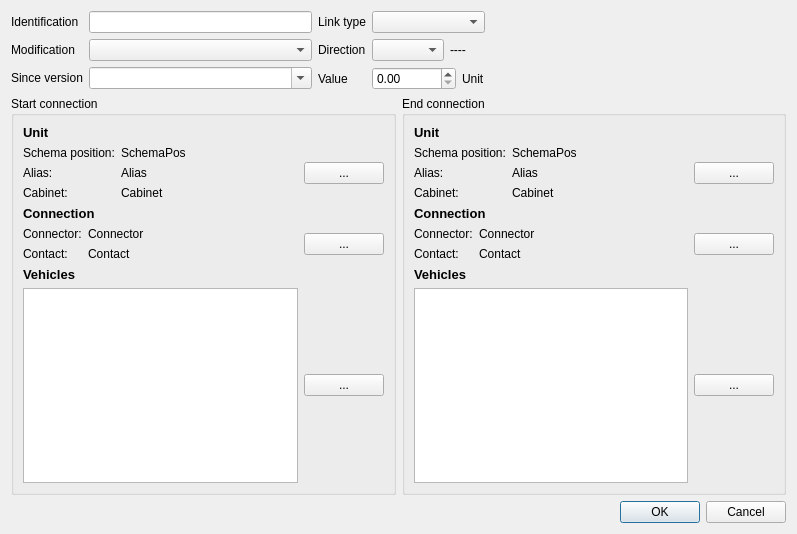
Old version of the form src/mdttools/mdttesttool/mdtcablelist/mdtClUnitLinkDialog.ui in the repository scandyna/multidiagtools.
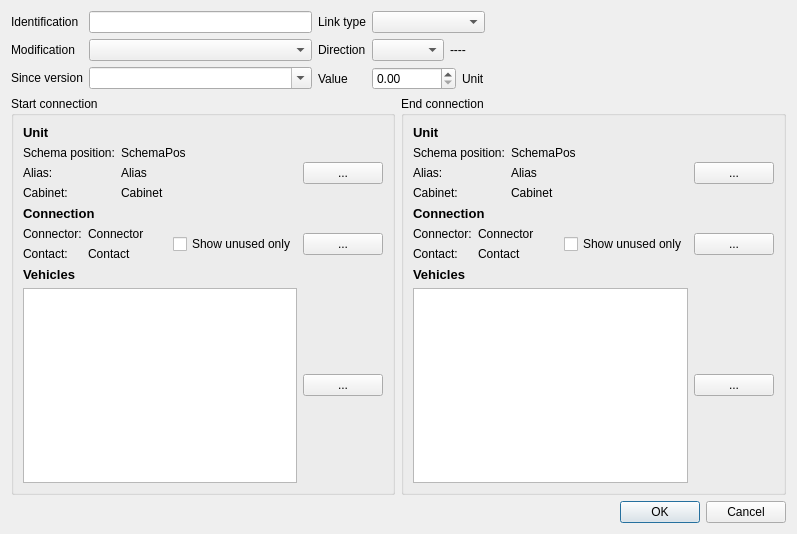
New version of the form.

```diff
--- a/src/mdttools/mdttesttool/mdtcablelist/mdtClUnitLinkDialog.ui
+++ b/src/mdttools/mdttesttool/mdtcablelist/mdtClUnitLinkDialog.ui
@@ -276,6 +276,13 @@
             </property>
            </spacer>
           </item>
+          <item>
+           <widget class="QCheckBox" name="cbShowOnlyUnusedStartConnections">
+            <property name="text">
+             <string>Show unused only</string>
+            </property>
+           </widget>
+          </item>
           <item>
            <widget class="QPushButton" name="pbStartConnection">
             <property name="text">
@@ -480,6 +487,13 @@
             </property>
            </spacer>
           </item>
+          <item>
+           <widget class="QCheckBox" name="cbShowOnlyUnusedEndConnections">
+            <property name="text">
+             <string>Show unused only</string>
+            </property>
+           </widget>
+          </item>
           <item>
            <widget class="QPushButton" name="pbEndConnection">
             <property name="text">
```
